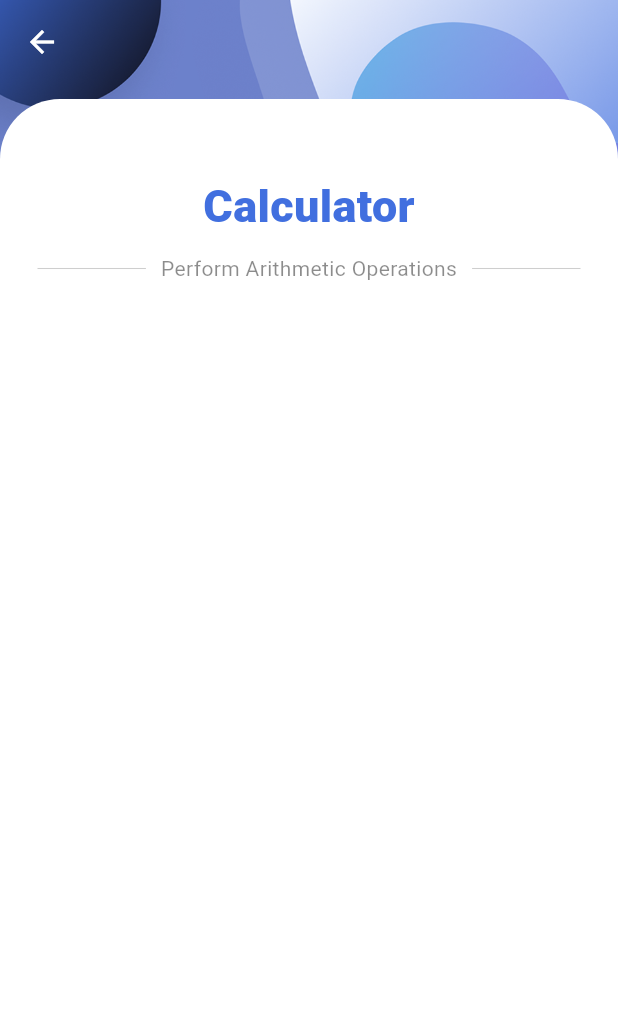
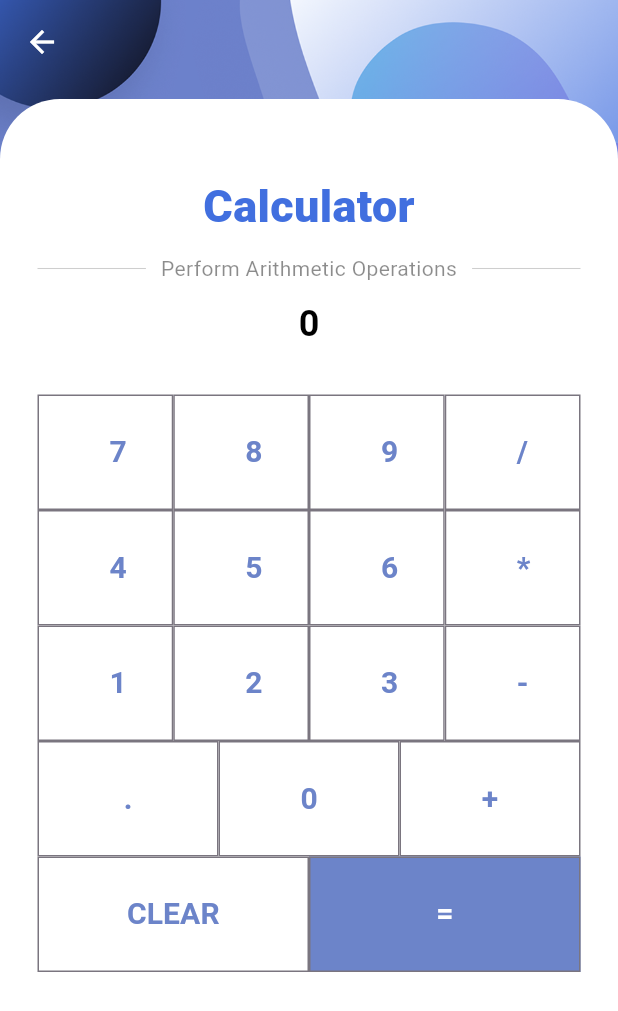
Before and after one commit to Pinto-PINTO/MDEV1005-Assignment3, a Flutter app: the CalculatorScreen screen opened by its route, on a phone screen of 412 x 824 dp. Shown: the top 1011 px of the screen. Run offline on Flutter 3.47's test engine with Material 3 defaults, Android fonts, the phone set to English and light mode, and no system bars.

Commit message:
Created Calculator Logic

```diff
--- a/lib/components/calculator.dart
+++ b/lib/components/calculator.dart
@@ -1,15 +1,95 @@
 import 'package:flutter/material.dart';
-import 'package:mdev1005_flutter_assign3/screens/welcome_screen.dart';
 import '../routes/routes.dart';
 import '../widgets/custom_scaffold.dart';
 
 class CalculatorScreen extends StatefulWidget {
-
   @override
   State<CalculatorScreen> createState() => _CalculatorScreenState();
 }
 
 class _CalculatorScreenState extends State<CalculatorScreen> {
+  String output = "0";
+  String _output = "0";
+  double num1 = 0.0;
+  double num2 = 0.0;
+  String operand = "";
+
+  buttonPressed(String buttonText) {
+    if (buttonText == "CLEAR") {
+      _output = "0";
+      num1 = 0.0;
+      num2 = 0.0;
+      operand = "";
+    } else if (buttonText == "+" || buttonText == "-" || buttonText == "*" || buttonText == "/") {
+      num1 = double.parse(output);
+      operand = buttonText;
+      _output = "0";
+    } else if (buttonText == ".") {
+      if (_output.contains(".")) {
+        return;
+      } else {
+        _output = _output + buttonText;
+      }
+    } else if (buttonText == "=") {
+      num2 = double.parse(output);
+      if (operand == "+") {
+        _output = (num1 + num2).toString();
+      }
+      if (operand == "-") {
+        _output = (num1 - num2).toString();
+      }
+      if (operand == "*") {
+        _output = (num1 * num2).toString();
+      }
+      if (operand == "/") {
+        _output = (num1 / num2).toString();
+      }
+      num1 = 0.0;
+      num2 = 0.0;
+      operand = "";
+    } else {
+      _output = _output + buttonText;
+    }
+
+    setState(() {
+      output = double.parse(_output).toStringAsFixed(2);
+    });
+  }
+
+  Widget buildButton(String buttonText) {
+    Color textColor = Color(0xFF6C84C9);
+    Color buttonColor = Colors.white;
+
+    // Check if the button is "="
+    if (buttonText == "=") {
+      textColor = Colors.white;
+      buttonColor = Color(0xFF6C84C9);
+    }
+
+    return Expanded(
+      child: OutlinedButton(
+        onPressed: () => buttonPressed(buttonText),
+        style: ButtonStyle(
+          shape: MaterialStateProperty.all<RoundedRectangleBorder>(
+            RoundedRectangleBorder(
+              borderRadius: BorderRadius.circular(0.0),
+            ),
+          ),
+          backgroundColor: MaterialStateProperty.all<Color>(buttonColor),
+        ),
+        child: Padding(
+          padding: const EdgeInsets.all(24.0),
+          child: Text(
+            buttonText,
+            style: TextStyle(fontSize: 20.0, fontWeight: FontWeight.bold, color: textColor),
+          ),
+        ),
+      ),
+    );
+  }
+
+
+
   @override
   Widget build(BuildContext context) {
     return CustomScaffold(
@@ -77,14 +157,61 @@ class _CalculatorScreenState extends State<CalculatorScreen> {
                       ],
                     ),
                     const SizedBox(
+                      height: 10.0,
+                    ),
+                    Text(
+                      output,
+                      style: TextStyle(
+                        fontSize: 24.0,
+                        fontWeight: FontWeight.bold,
+                        color: Colors.black,
+                      ),
+                    ),
+                    const SizedBox(
                       height: 30.0,
                     ),
-
-
-                    // --------- Calculator Logic ---------
-
-
-
+                    Row(
+                      mainAxisAlignment: MainAxisAlignment.spaceEvenly,
+                      children: [
+                        buildButton("7"),
+                        buildButton("8"),
+                        buildButton("9"),
+                        buildButton("/")
+                      ],
+                    ),
+                    Row(
+                      mainAxisAlignment: MainAxisAlignment.spaceEvenly,
+                      children: [
+                        buildButton("4"),
+                        buildButton("5"),
+                        buildButton("6"),
+                        buildButton("*")
+                      ],
+                    ),
+                    Row(
+                      mainAxisAlignment: MainAxisAlignment.spaceEvenly,
+                      children: [
+                        buildButton("1"),
+                        buildButton("2"),
+                        buildButton("3"),
+                        buildButton("-")
+                      ],
+                    ),
+                    Row(
+                      mainAxisAlignment: MainAxisAlignment.spaceEvenly,
+                      children: [
+                        buildButton("."),
+                        buildButton("0"),
+                        buildButton("+")
+                      ],
+                    ),
+                    Row(
+                      mainAxisAlignment: MainAxisAlignment.spaceEvenly,
+                      children: [
+                        buildButton("CLEAR"),
+                        buildButton("="),
+                      ],
+                    ),
                   ],
                 ),
               ),
```
